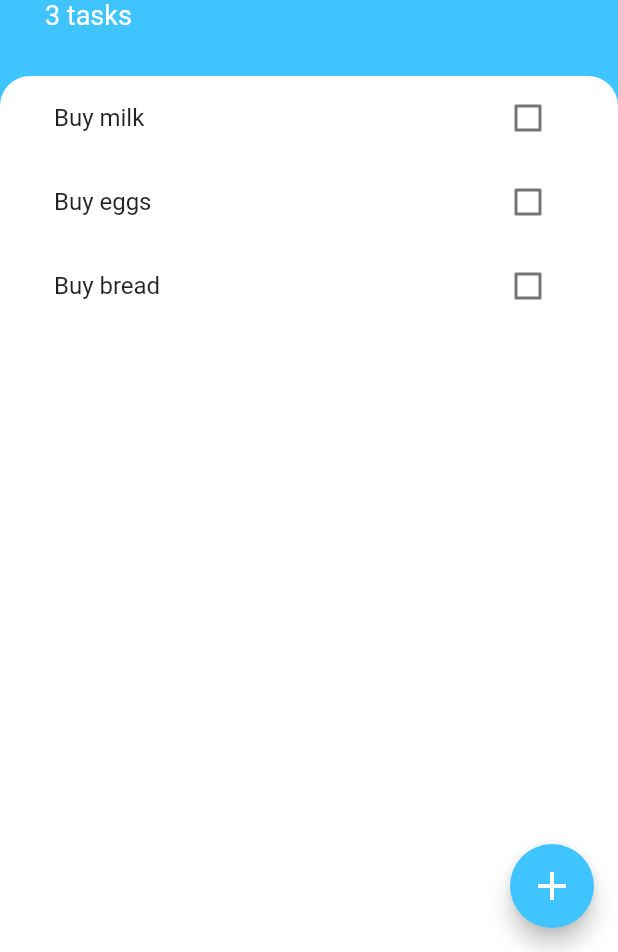
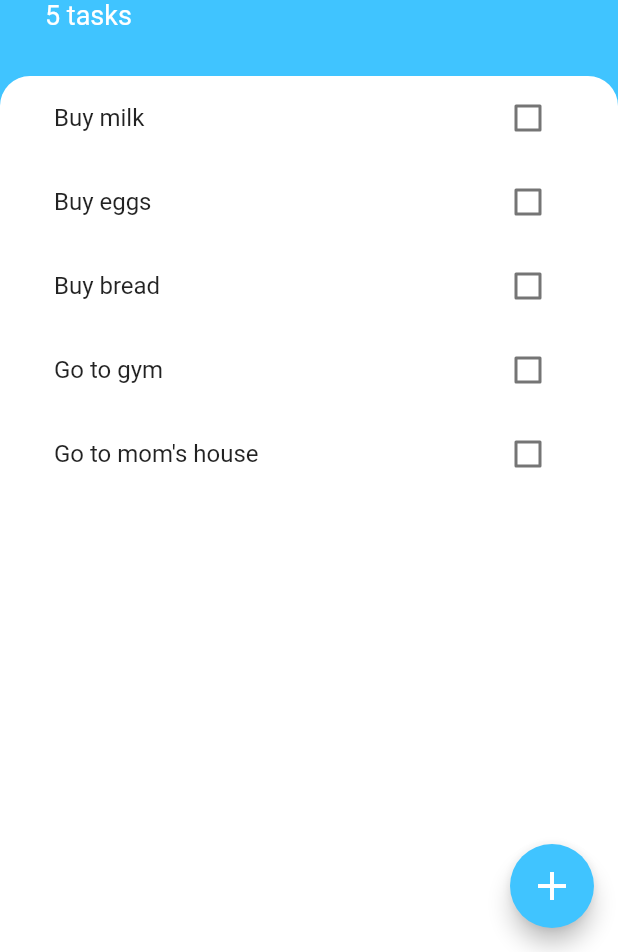
Before and after one commit to ganera/todoey, a Flutter app: the screen it shows after launch, on a phone screen of 412 x 824 dp, the part 284-1236 px from its top. Run offline on Flutter 3.47's test engine with Material 2 defaults, Android fonts, the phone set to English and light mode, and no system bars.

```diff
--- a/lib/main.dart
+++ b/lib/main.dart
@@ -1,5 +1,7 @@
 import 'package:flutter/material.dart';
 import 'package:todoey/screens/tasks_screen.dart';
+import 'package:provider/provider.dart';
+import 'models/task_data.dart';
 
 //theme: ThemeData(
 //// This is the theme of your application.
@@ -23,8 +25,11 @@ void main() => runApp(MyApp());
 class MyApp extends StatelessWidget {
   @override
   Widget build(BuildContext context) {
-    return MaterialApp(
-      home: TasksScreen(),
+    return ChangeNotifierProvider<TaskData>(
+      create: (context) => TaskData(),
+      child: MaterialApp(
+        home: TasksScreen(),
+      ),
     );
   }
 }
--- /dev/null
+++ b/lib/models/task_data.dart
@@ -0,0 +1,34 @@
+import 'dart:collection';
+
+import 'package:flutter/foundation.dart';
+import 'package:flutter/material.dart';
+import 'package:todoey/models/task.dart';
+
+class TaskData extends ChangeNotifier {
+  List<Task> _tasks = [
+    Task(name: 'Buy milk'),
+    Task(name: 'Buy eggs'),
+    Task(name: 'Buy bread'),
+    Task(name: 'Go to gym'),
+    Task(name: 'Go to mom\'s house'),
+  ];
+
+  UnmodifiableListView<Task> get tasks => UnmodifiableListView(_tasks);
+
+  int get taskCount => _tasks.length;
+
+  void addTask({String newTaskTitle}) {
+    _tasks.add(Task(name: newTaskTitle));
+    notifyListeners();
+  }
+
+  void updateTask(Task task) {
+    task.toogleDone();
+    notifyListeners();
+  }
+
+  void deleteTask(Task task) {
+    _tasks.remove(task);
+    notifyListeners();
+  }
+}
--- a/lib/screens/tasks_screen.dart
+++ b/lib/screens/tasks_screen.dart
@@ -1,24 +1,10 @@
-import 'dart:ui';
-
-import 'package:flutter/cupertino.dart';
 import 'package:flutter/material.dart';
-//import 'package:provider/provider.dart';
+import 'package:provider/provider.dart';
 import 'package:todoey/widgets/tasks_list.dart';
 import 'package:todoey/screens/add_task_screen.dart';
-import 'package:todoey/models/task.dart';
+import 'package:todoey/models/task_data.dart';
 
-class TasksScreen extends StatefulWidget {
-  @override
-  _TasksScreenState createState() => _TasksScreenState();
-}
-
-class _TasksScreenState extends State<TasksScreen> {
-  List<Task> tasks = [
-    Task(name: 'Buy milk'),
-    Task(name: 'Buy eggs'),
-    Task(name: 'Buy bread'),
-  ];
-
+class TasksScreen extends StatelessWidget {
   @override
   Widget build(BuildContext context) {
     return Scaffold(
@@ -38,12 +24,7 @@ class _TasksScreenState extends State<TasksScreen> {
             ),
             isScrollControlled: true,
             context: context,
-            builder: (context) => AddTaskScreen((String newTaskTitle) {
-              setState(() {
-                tasks.add(Task(name: newTaskTitle));
-              });
-              Navigator.pop(context);
-            }),
+            builder: (context) => AddTaskScreen(),
           );
         },
       ),
@@ -76,7 +57,9 @@ class _TasksScreenState extends State<TasksScreen> {
                   ),
                 ),
                 Text(
-                  (tasks.length > 0) ? '${tasks.length} tasks' : 'No tasks',
+                  (Provider.of<TaskData>(context).taskCount > 0)
+                      ? '${Provider.of<TaskData>(context).taskCount} tasks'
+                      : 'No tasks',
                   style: TextStyle(
                     color: Colors.white,
                     fontSize: 18.0,
@@ -94,7 +77,7 @@ class _TasksScreenState extends State<TasksScreen> {
                   top: Radius.circular(20.0),
                 ),
               ),
-              child: TaskList(tasks),
+              child: TaskList(),
             ),
           ),
         ],
--- a/lib/widgets/task_tile.dart
+++ b/lib/widgets/task_tile.dart
@@ -4,12 +4,19 @@ class TaskTile extends StatelessWidget {
   final String taskTitle;
   final bool isChecked;
   final Function checkboxCallback;
+  final Function longPresssCallbak;
 
-  TaskTile({this.taskTitle, this.isChecked, this.checkboxCallback});
+  TaskTile({
+    this.taskTitle,
+    this.isChecked,
+    this.checkboxCallback,
+    this.longPresssCallbak,
+  });
 
   @override
   Widget build(BuildContext context) {
     return ListTile(
+      onLongPress: longPresssCallbak,
       title: Text(
         taskTitle,
         style: TextStyle(
--- a/lib/widgets/tasks_list.dart
+++ b/lib/widgets/tasks_list.dart
@@ -1,31 +1,28 @@
 import 'package:flutter/material.dart';
 import 'package:todoey/widgets/task_tile.dart';
-import 'package:todoey/models/task.dart';
+import 'package:provider/provider.dart';
+import 'package:todoey/models/task_data.dart';
 
-class TaskList extends StatefulWidget {
-  final List<Task> tasks;
-
-  TaskList(this.tasks);
-
-  @override
-  _TaskListState createState() => _TaskListState();
-}
-
-class _TaskListState extends State<TaskList> {
+class TaskList extends StatelessWidget {
   @override
   Widget build(BuildContext context) {
-    return ListView.builder(
-      itemCount: widget.tasks.length,
-      itemBuilder: (context, index) {
-        return TaskTile(
-            taskTitle: widget.tasks[index].name,
-            isChecked: widget.tasks[index].isDone,
+    return Consumer<TaskData>(builder: (context, taskData, child) {
+      return ListView.builder(
+        itemCount: taskData.taskCount,
+        itemBuilder: (context, index) {
+          final task = taskData.tasks[index];
+          return TaskTile(
+            taskTitle: task.name,
+            isChecked: task.isDone,
             checkboxCallback: (bool checkboxState) {
-              setState(() {
-                widget.tasks[index].toogleDone();
-              });
-            });
-      },
-    );
+              taskData.updateTask(task);
+            },
+            longPresssCallbak: () {
+              taskData.deleteTask(task);
+            },
+          );
+        },
+      );
+    });
   }
 }
```
Also changed, not shown: lib/screens/add_task_screen.dart (+9 -8 lines).
